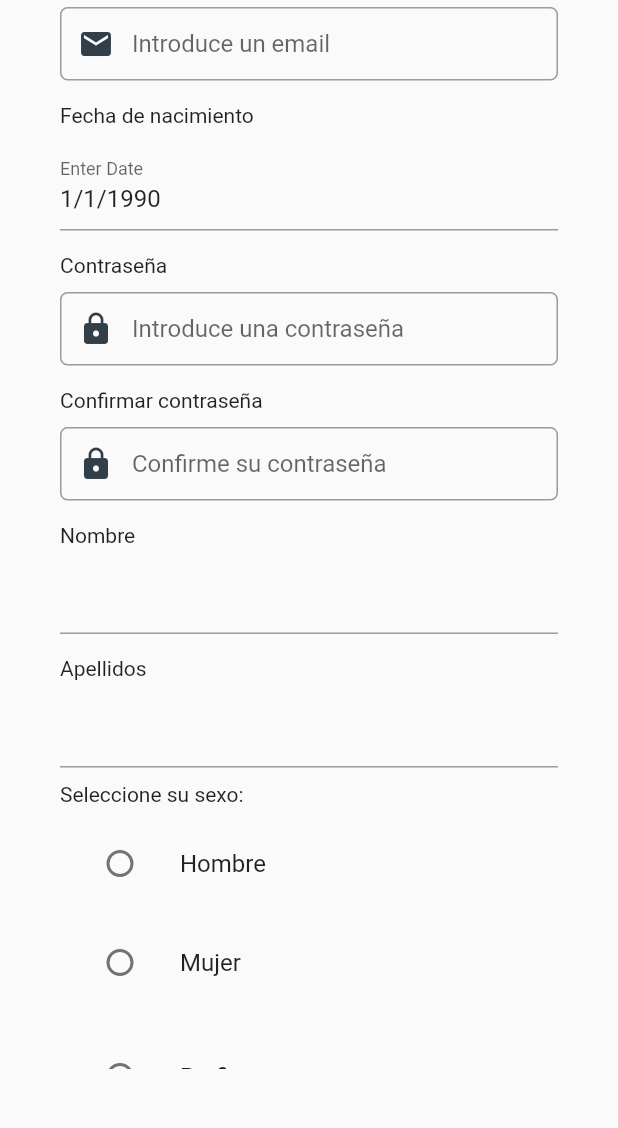
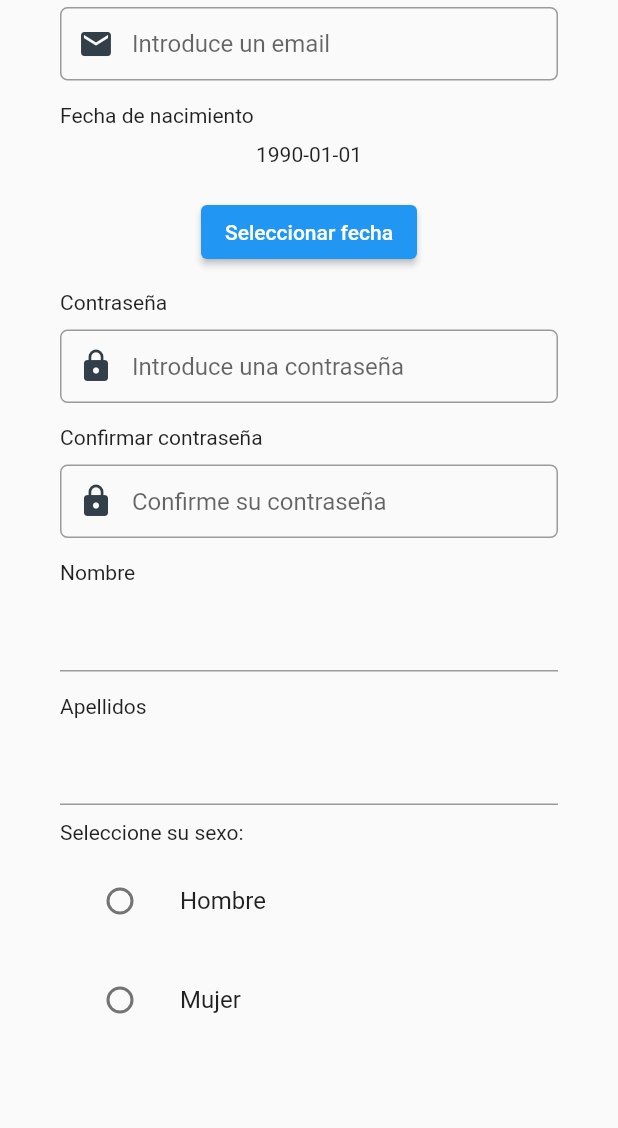
Before and after one commit to gr33n4sp4ragu5/flutter-app, a Flutter app: the Register screen opened by its route, on a phone screen of 412 x 824 dp, the part 107-1235 px from its top. Run offline on Flutter 3.47's test engine with Material 2 defaults, Android fonts, the phone set to English and light mode, and no system bars; our stand-ins replace another_flushbar, permission_handler, shared_preferences; missing offline and left inert: health, research_package; accounts and stored records are empty.

Commit message:
fix(#19): Use showDatePicker for date selection

```diff
--- a/lib/pages/register.dart
+++ b/lib/pages/register.dart
@@ -32,6 +32,18 @@ class _RegisterState extends State<Register> {
   int _genderSelectedValue = 0;
   final TextEditingController _pass = TextEditingController();
   final TextEditingController _confirmPass = TextEditingController();
+
+  Future<Null> _selectDate(BuildContext context) async {
+    final DateTime picked = await showDatePicker(
+        context: context,
+        initialDate: _birthdate,
+        firstDate: DateTime(1920),
+        lastDate: DateTime(2101));
+    if (picked != null && picked != _birthdate)
+      setState(() {
+        _birthdate = picked;
+      });
+  }
 
   @override
   initState() {
@@ -85,15 +97,18 @@ class _RegisterState extends State<Register> {
       onSaved: (value) => _surnames = value,
     );
 
-    final birthdateField = InputDatePickerFormField(
-      firstDate: DateTime(1900),
-      lastDate: DateTime(2005),
-      initialDate: _birthdate,
-      onDateSubmitted: (date) {
-        setState(() {
-          _birthdate = date;
-        });
-      },
+    final birthdateField = Center(
+      child: Column(
+        mainAxisSize: MainAxisSize.min,
+        children: <Widget>[
+          Text("${_birthdate.toLocal()}".split(' ')[0]),
+          SizedBox(height: 20.0,),
+          ElevatedButton(
+            onPressed: () => _selectDate(context),
+            child: Text('Seleccionar fecha'),
+          ),
+        ],
+      ),
     );
 
     final male = Radio(
```
